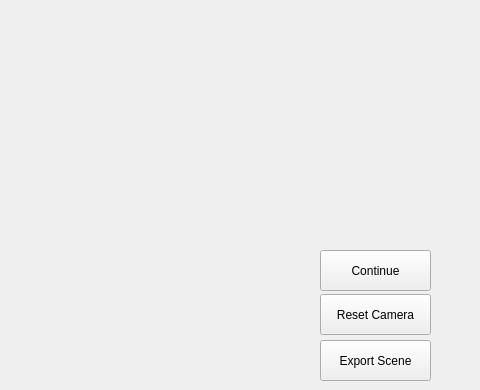
Qt form window.ui (DrJPepper/primitives-visualizer) before a commit; both pictures show x 720 to 1200 and y 0 to 390 of the 1200 by 800 pixel window.
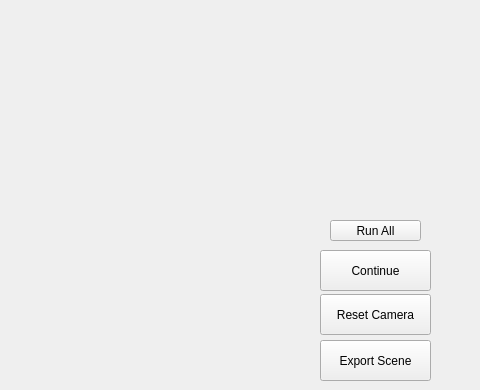
The same form after that commit.

Commit message: With opacity

The edit to the form file:
```diff
--- a/window.ui
+++ b/window.ui
@@ -73,6 +73,19 @@
      <string>Continue</string>
     </property>
    </widget>
+   <widget class="QPushButton" name="runallButton">
+    <property name="geometry">
+     <rect>
+      <x>1050</x>
+      <y>220</y>
+      <width>91</width>
+      <height>21</height>
+     </rect>
+    </property>
+    <property name="text">
+     <string>Run All</string>
+    </property>
+   </widget>
   </widget>
  </widget>
  <resources/>
```
The commit also changes 1 other file.
